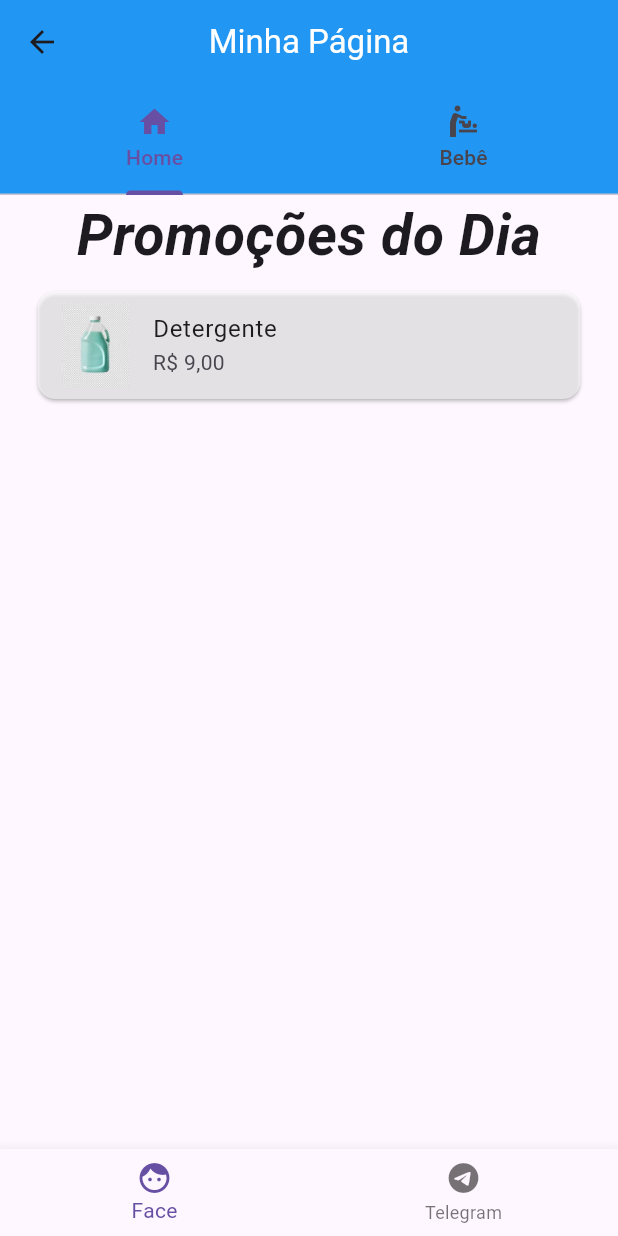
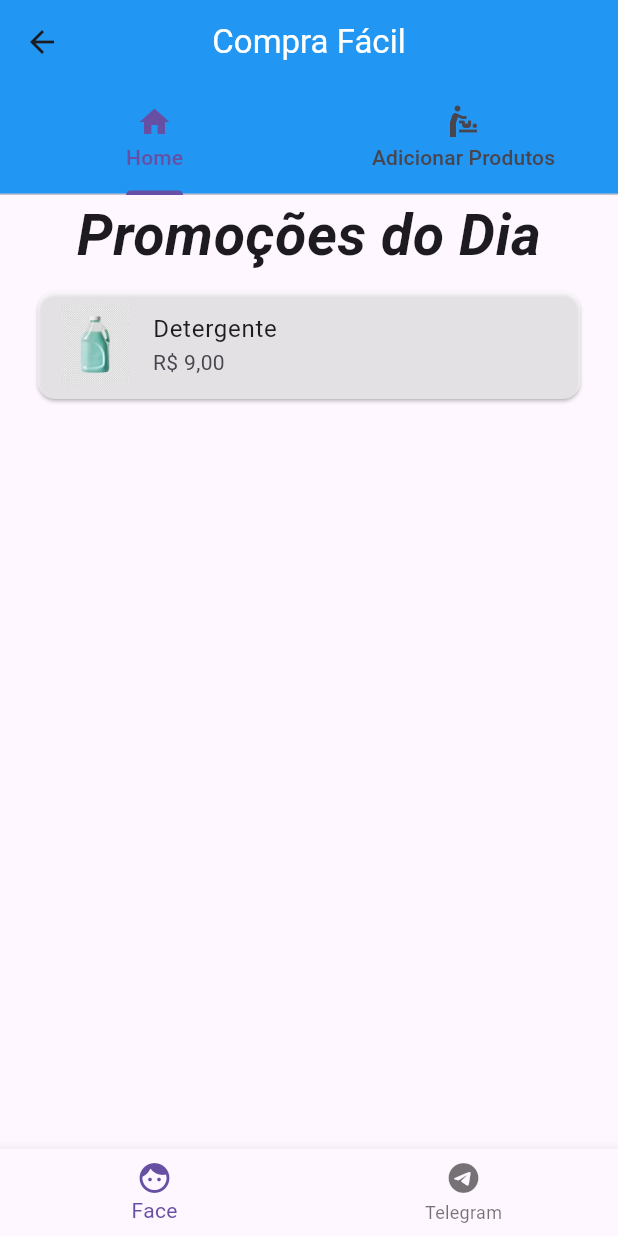
Before and after one commit to matheusviniciusga/flutter, a Flutter app: the screen it shows after launch, after a tap on "Login", on a phone screen of 412 x 824 dp. Run offline on Flutter 3.47's test engine with Material 3 defaults, Android fonts, the light colour scheme and no system bars.

Commit message:
Add files via upload

```diff
--- a/flutter_application_telalogin/lib/home.dart
+++ b/flutter_application_telalogin/lib/home.dart
@@ -19,12 +19,12 @@ class Home extends StatelessWidget{
               ),
               Tab(
                 icon: Icon(Icons.baby_changing_station),
-                text: "Bebê",
+                text: "Adicionar Produtos",
               )
             ]
           ),
           centerTitle: true,
-          title: const Text("Minha Página",
+          title: const Text("Compra Fácil",
             style: TextStyle(color: Colors.white),
           ),
           backgroundColor: Colors.blue
--- a/flutter_application_telalogin/lib/login.dart
+++ b/flutter_application_telalogin/lib/login.dart
@@ -17,7 +17,7 @@ class _MyStatefulWidgetState extends State<Login> {
       home: Scaffold(
         appBar: AppBar(
           centerTitle: true,
-          title: const Text("Meu App",
+          title: const Text("App Compras",
             style: TextStyle(color: Colors.white),
           ),
           backgroundColor: Colors.blue
```
Also changed, not shown: flutter_application_telalogin/lib/homePage/tabHome.dart (line endings or trailing spaces), flutter_application_telalogin/lib/homePage/tabList.dart (line endings or trailing spaces), flutter_application_telalogin/lib/main.dart (line endings or trailing spaces).
